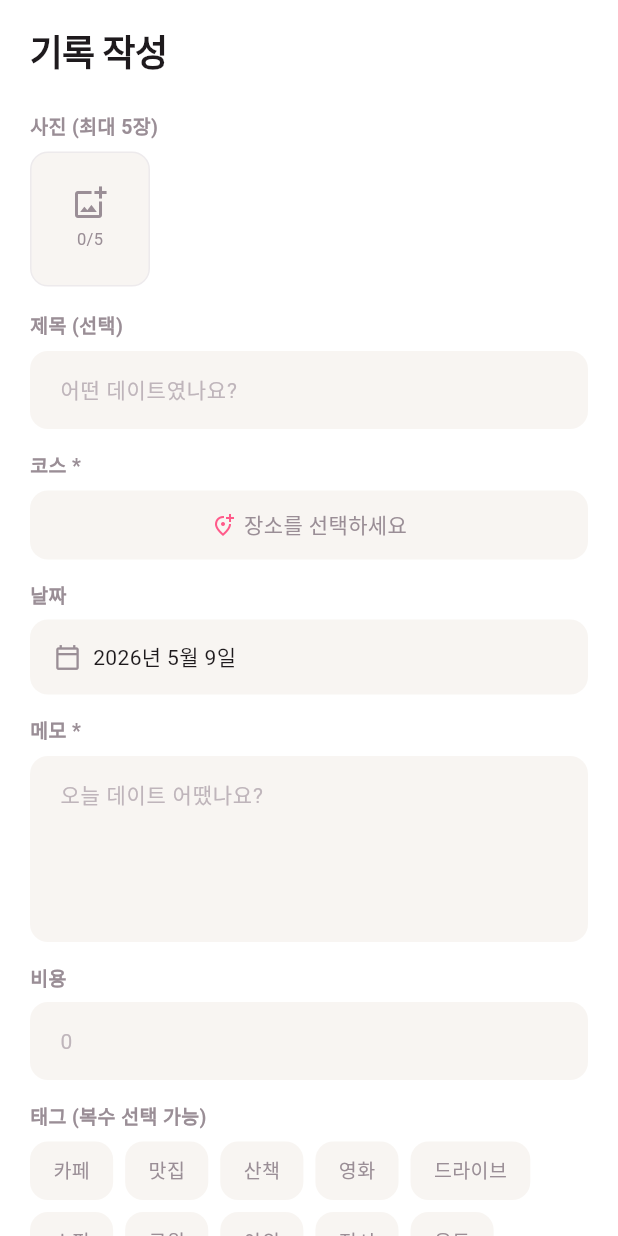
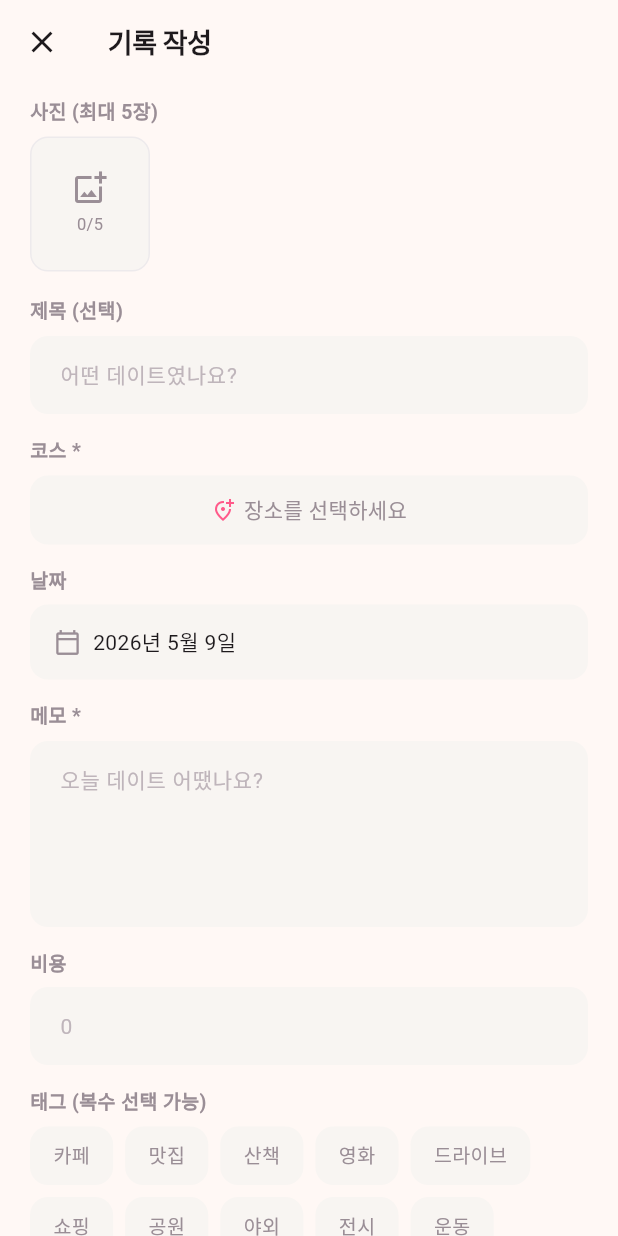
Before and after one commit to Daytoryapp/Daytory, a Flutter app: the AddLogScreen screen opened directly, on a phone screen of 412 x 824 dp. Run offline on Flutter 3.47's test engine with Material 3 defaults, Android fonts, the light colour scheme and no system bars; our stand-ins replace cached_network_image, flutter_dotenv, flutter_map, flutter_riverpod, geolocator, hive_flutter and 4 more; missing offline and left inert: flutter_map_marker_cluster, kakao_flutter_sdk_user; accounts and stored records are empty.

```diff
--- a/lib/src/features/add/add_log_screen.dart
+++ b/lib/src/features/add/add_log_screen.dart
@@ -41,17 +41,32 @@ class _AddLogScreenState extends ConsumerState<AddLogScreen> {
 
   @override
   Widget build(BuildContext context) {
-    return SafeArea(
+    return Scaffold(
+      backgroundColor: AppConstants.surfaceWarm,
+      appBar: AppBar(
+        backgroundColor: AppConstants.surfaceWarm,
+        elevation: 0,
+        title: const Text(
+          '기록 작성',
+          style: TextStyle(
+            fontSize: 18,
+            fontWeight: FontWeight.w700,
+            color: AppConstants.textPrimary,
+          ),
+        ),
+        leading: IconButton(
+          icon: const Icon(Icons.close, color: AppConstants.textPrimary),
+          onPressed: () => Navigator.of(context).pop(),
+        ),
+      ),
+      body: SafeArea(
         child: SingleChildScrollView(
-        padding: const EdgeInsets.fromLTRB(20, 16, 20, 32),
+          padding: const EdgeInsets.fromLTRB(20, 8, 20, 32),
           child: Form(
             key: _formKey,
             child: Column(
               crossAxisAlignment: CrossAxisAlignment.start,
               children: [
-              const Text('기록 작성', style: TextStyle(fontSize: 24, fontWeight: FontWeight.w800, color: AppConstants.textPrimary, letterSpacing: -0.5)),
-              const SizedBox(height: 20),
-
                 // 이미지
                 const _SectionLabel(label: '사진 (최대 5장)'),
               ImagePickerRow(onChanged: (imgs) => setState(() => _images = imgs)),
@@ -152,6 +167,7 @@ class _AddLogScreenState extends ConsumerState<AddLogScreen> {
           ),
         ),
       ),
+    ),
     );
   }
 
@@ -211,21 +227,9 @@ class _AddLogScreenState extends ConsumerState<AddLogScreen> {
     if (!mounted) return;
     setState(() => _uploading = false);
     ScaffoldMessenger.of(context).showSnackBar(const SnackBar(content: Text('기록이 저장되었습니다')));
-    _reset();
+    Navigator.of(context).pop();
   }
 
-  void _reset() {
-    _titleController.clear();
-    _memoController.clear();
-    _costController.clear();
-    setState(() {
-      _selectedPlaces.clear();
-      _selectedDate = DateTime.now();
-      _mood = 4;
-      _images = [];
-      _selectedTags.clear();
-    });
-  }
 }
 
 // ── 코스 피커 ─────────────────────────────────────────────────────────────────
```
Also changed, not shown: lib/src/app.dart (+50 -12 lines), lib/src/features/add/widgets/place_picker.dart (+12 -4 lines), lib/src/state/auth_state.dart (+40 -0 lines), lib/src/state/date_log_state.dart (+10 -1 lines). Lines whose indentation alone changed are shown as unchanged.
